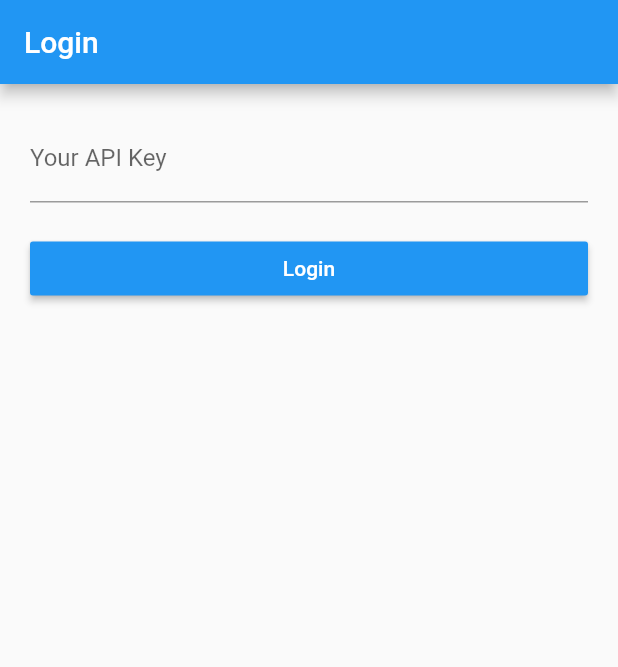
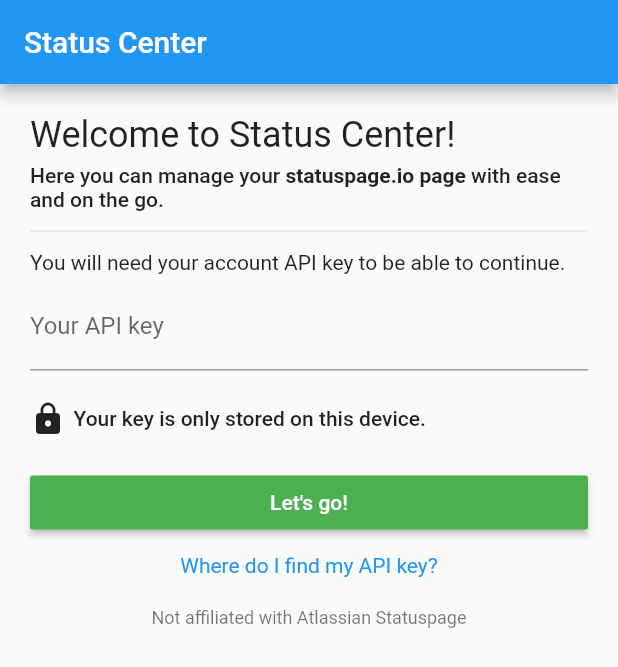
Before and after one commit to valtlfelipe/statuscenter, a Flutter app: the screen it shows after launch, on a phone screen of 412 x 824 dp. Shown: the top 667 px of the screen. Run offline on Flutter 3.47's test engine with Material 2 defaults, Android fonts, the phone set to English and light mode, and no system bars; our stand-ins replace flutter_datetime_picker, package_info, share, shared_preferences.

Commit message:
Improve login page

```diff
--- a/lib/pages/login.dart
+++ b/lib/pages/login.dart
@@ -1,7 +1,9 @@
+import 'package:flutter/gestures.dart';
 import 'package:flutter/material.dart';
 import 'package:statuspageapp/models/api_key_validation_result.dart';
 import 'package:statuspageapp/services/api_key_service.dart';
 import 'package:statuspageapp/services/auth_service.dart';
+import 'package:url_launcher/url_launcher.dart';
 
 class LoginPage extends StatefulWidget {
   @override
@@ -24,10 +26,9 @@ class _LoginPageState extends State<LoginPage> {
   }
 
   String _validateApiKey(String value) {
-    if (value.length < 8) {
-      return 'Invalid API Key.';
+    if (value.length < 10) {
+      return 'Invalid API key.';
     }
-
     return null;
   }
 
@@ -50,41 +51,143 @@ class _LoginPageState extends State<LoginPage> {
 
   @override
   Widget build(BuildContext context) {
-    final Size screenSize = MediaQuery.of(context).size;
-
-    return new Scaffold(
-      appBar: new AppBar(
-        title: new Text('Login'),
+    return Scaffold(
+      appBar: AppBar(
+        title: Text('Status Center'),
       ),
-      body: new Container(
-          padding: new EdgeInsets.all(20.0),
-          child: new Form(
+      body: SingleChildScrollView(
+          padding: EdgeInsets.all(20.0),
+          child: Column(
+            crossAxisAlignment: CrossAxisAlignment.start,
+            children: [
+              Text('Welcome to Status Center!',
+                  style: Theme.of(context).textTheme.headline),
+              SizedBox(height: 5),
+              RichText(
+                text: TextSpan(
+                  style: Theme.of(context).textTheme.body2,
+                  children: [
+                    TextSpan(text: 'Here you can manage your '),
+                    TextSpan(
+                      text: 'statuspage.io page',
+                      style: TextStyle(fontWeight: FontWeight.bold),
+                    ),
+                    TextSpan(
+                      text: ' with ease and on the go.',
+                    ),
+                  ],
+                ),
+              ),
+              SizedBox(height: 5),
+              Divider(),
+              SizedBox(height: 5),
+              Text(
+                  'You will need your account API key to be able to continue.'),
+              SizedBox(height: 5),
+              Form(
                 key: this._formKey,
-            child: new ListView(
-              children: <Widget>[
-                new TextFormField(
+                child: Column(
+                  children: [
+                    TextFormField(
                         autocorrect: false,
                         enableSuggestions: false,
-                    decoration: new InputDecoration(labelText: 'Your API Key'),
+                        decoration: InputDecoration(labelText: 'Your API key'),
                         validator: this._validateApiKey,
                         onSaved: (String value) {
                           this._data.apiKey = value;
                         }),
-                new Container(
-                  width: screenSize.width,
-                  child: new RaisedButton(
+                    SizedBox(height: 20),
+                    Row(
+                      children: [
+                        Icon(Icons.lock),
+                        SizedBox(width: 5),
+                        Text('Your key is only stored on this device.',
+                            style: Theme.of(context).textTheme.body2),
+                      ],
+                    ),
+                    SizedBox(height: 20),
+                    SizedBox(
+                        width: double.infinity,
+                        child: RaisedButton(
                           child: new Text(
-                      'Login',
+                            _isButtonDisabled
+                                ? 'Getting your data...'
+                                : 'Let\'s go!',
                             style: new TextStyle(color: Colors.white),
                           ),
-                    onPressed: this._isButtonDisabled ? null : this.submit,
-                    color: Colors.blue,
+                          onPressed:
+                              this._isButtonDisabled ? null : this.submit,
+                          color: Colors.green,
+                        )),
+                    SizedBox(height: 10),
+                    _helpWidget(),
+                    SizedBox(height: 20),
+                    Text('Not affiliated with Atlassian Statuspage',
+                        style: Theme.of(context).textTheme.caption),
+                  ],
                 ),
-                  margin: new EdgeInsets.only(top: 20.0),
               )
             ],
-            ),
           )),
     );
   }
+
+  _helpWidget() {
+    return RichText(
+      text: TextSpan(
+        style: Theme.of(context).textTheme.body1,
+        children: [
+          TextSpan(
+            text: 'Where do I find my API key?',
+            style: TextStyle(color: Colors.blue),
+            recognizer: TapGestureRecognizer()
+              ..onTap = () {
+                _showHelpDialog();
+              },
+          ),
+        ],
+      ),
+    );
   }
+
+  _showHelpDialog() async {
+    String statusPageURL = 'https://manage.statuspage.io/login';
+    return showDialog(
+        context: context,
+        builder: (BuildContext context) {
+          return SimpleDialog(
+            title: Text('Where is my API key?'),
+            contentPadding: EdgeInsets.all(20),
+            children: [
+              new RichText(
+                text: new TextSpan(
+                  style: Theme.of(context).textTheme.body1,
+                  children: [
+                    new TextSpan(text: '1. Log in to your account at '),
+                    new TextSpan(
+                      text: statusPageURL,
+                      style: new TextStyle(color: Colors.blue),
+                      recognizer: new TapGestureRecognizer()
+                        ..onTap = () {
+                          launch(statusPageURL);
+                        },
+                    ),
+                  ],
+                ),
+              ),
+              Text(
+                  '2. Click on your avatar in the bottom left of your screen to access the user menu'),
+              Text('3. Click API info'),
+              Text('4. Enter the displayed API key on the requested field'),
+              SizedBox(height: 10),
+              SimpleDialogOption(
+                onPressed: () {
+                  Navigator.pop(context);
+                },
+                child: Text('Close'),
+              ),
+            ],
+          );
+        });
+  }
+}
--- a/lib/pages/settings.dart
+++ b/lib/pages/settings.dart
@@ -83,7 +83,7 @@ class _SettingsPageState extends State<SettingsPage> {
               title: Text('Share feedback'),
               onTap: () {
                 _launchURL(
-                    'mailto:statuscenterapp@felipe.im?subject=App feedback');
+                    'mailto:statuscenterapp@felipe.im?subject=App%20feedback');
               },
             ),
             Divider(),
@@ -135,7 +135,7 @@ class _SettingsPageState extends State<SettingsPage> {
                 },
               ),
               FlatButton(
-                child: Text('Remove'),
+                child: Text('Remove', style: TextStyle(color: Colors.red)),
                 onPressed: _isLoadingRemoval
                     ? null
                     : () async {
```
Also changed, not shown: lib/pages/incidents_list.dart (+11 -5 lines). Lines whose indentation alone changed are shown as unchanged.
